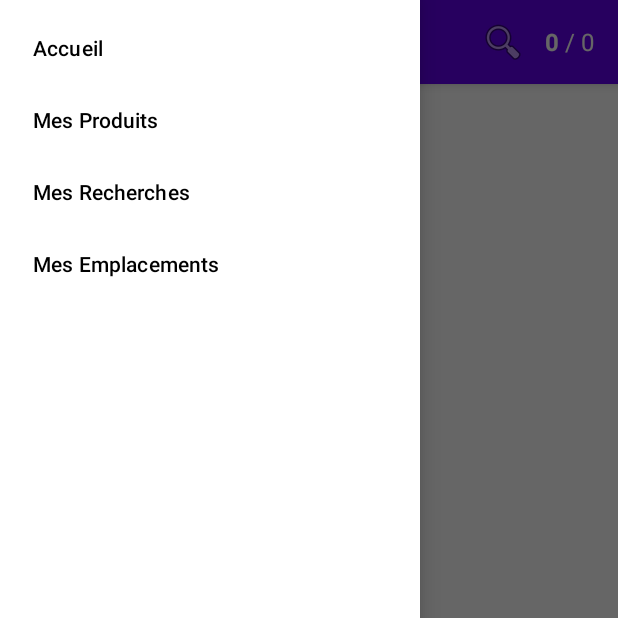
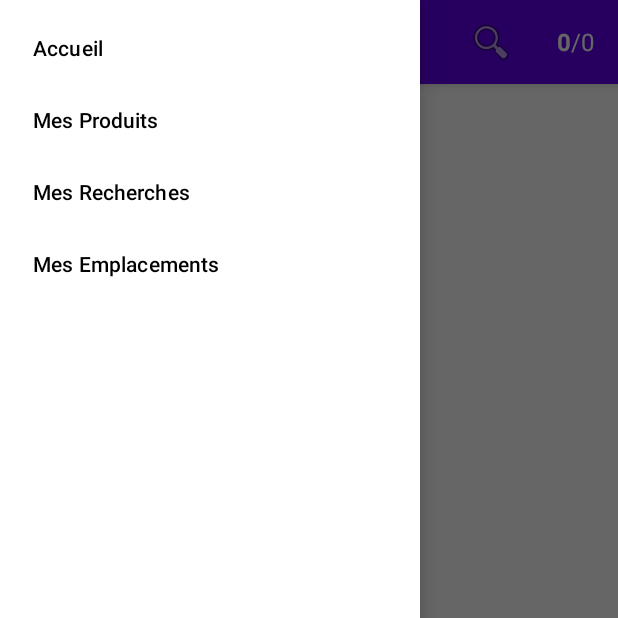
Before and after one commit to brunolambinbd-hue/chiefinventory, an Android app: the screen it shows after launch (MainActivity), with the side drawer open, on a phone screen of 412 x 824 dp, the top half of it. Run offline under Robolectric (Android 15) with nearby library versions, the phone set to English and light mode, and no system bars; our stand-ins replace Room's generated code.

Commit message:
FIX : correction de warnings

```diff
--- a/app/src/main/AndroidManifest.xml
+++ b/app/src/main/AndroidManifest.xml
@@ -2,6 +2,8 @@
 <manifest xmlns:android="http://schemas.android.com/apk/res/android"
     xmlns:tools="http://schemas.android.com/tools">
 
+    <!-- On clarifie que la caméra est une fonctionnalité facultative -->
+    <uses-feature android:name="android.hardware.camera" android:required="false" />
     <uses-permission android:name="android.permission.CAMERA" />
 
     <application
--- a/app/src/main/res/layout/counter_layout.xml
+++ b/app/src/main/res/layout/counter_layout.xml
@@ -4,29 +4,32 @@
     android:layout_height="wrap_content"
     android:gravity="center_vertical"
     android:orientation="horizontal"
-    android:paddingEnd="16dp">
+    android:paddingHorizontal="16dp">
 
+    <!-- Compteur des objets possédés -->
     <TextView
         android:id="@+id/possessed_counter"
         android:layout_width="wrap_content"
         android:layout_height="wrap_content"
-        android:text="0"
+        android:text="@string/initial_counter_value"
         android:textColor="@android:color/white"
         android:textSize="16sp"
         android:textStyle="bold" />
 
+    <!-- Séparateur -->
     <TextView
         android:layout_width="wrap_content"
         android:layout_height="wrap_content"
-        android:text=" / "
+        android:text="@string/counter_separator"
         android:textColor="@android:color/white"
         android:textSize="16sp" />
 
+    <!-- Compteur des objets recherchés -->
     <TextView
         android:id="@+id/sought_counter"
         android:layout_width="wrap_content"
         android:layout_height="wrap_content"
-        android:text="0"
+        android:text="@string/initial_counter_value"
         android:textColor="@android:color/white"
         android:textSize="16sp" />
 
--- a/app/src/main/res/values-night/themes.xml
+++ b/app/src/main/res/values-night/themes.xml
@@ -1,4 +1,4 @@
-<resources xmlns:tools="http://schemas.android.com/tools">
+<resources>
     <!-- Thème de base pour le mode nuit, SANS barre d'action -->
     <style name="Theme.ParaBDCollector" parent="Theme.MaterialComponents.DayNight.NoActionBar">
         <!-- Couleurs de marque primaires pour le mode nuit -->
--- a/app/src/main/res/values/strings.xml
+++ b/app/src/main/res/values/strings.xml
@@ -2,4 +2,8 @@
     <string name="app_name">ParaBDCollector</string>
     <string name="open">Ouvrir</string>
     <string name="close">Fermer</string>
+
+    <!-- Strings pour le compteur -->
+    <string name="initial_counter_value">0</string>
+    <string name="counter_separator"> / </string>
 </resources>
--- a/app/src/main/res/values/themes.xml
+++ b/app/src/main/res/values/themes.xml
@@ -1,4 +1,4 @@
-<resources xmlns:tools="http://schemas.android.com/tools">
+<resources>
     <!-- Thème de base de l'application SANS barre d'action -->
     <style name="Theme.ParaBDCollector" parent="Theme.MaterialComponents.DayNight.NoActionBar">
         <!-- Couleurs de marque primaires -->
```
